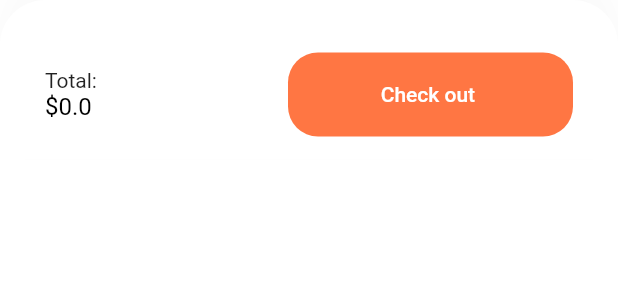
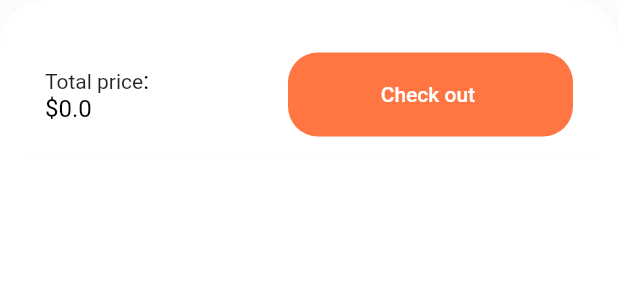
Before and after one commit to flutterStudio/e-commerce-app, a Flutter app: the CheckoutCard widget shown alone on an empty page, opened directly, on a phone screen of 412 x 824 dp. Shown: the top 300 px of the screen. Run offline on Flutter 3.47's test engine with Material 2 defaults, Android fonts, the phone set to English and light mode, and no system bars; our stand-ins replace flutter_svg, get, persistent_bottom_nav_bar; network calls fail.

Commit message:
EC-26 Remove commented code, and use translated text..

```diff
--- a/lib/src/config/translations/en.translations.dart
+++ b/lib/src/config/translations/en.translations.dart
@@ -31,4 +31,5 @@ Map<String, String> _messages = {
 Map<String, String> _text = {
   "min-amount": "Minimum amount",
   "available-amount": "Available amount",
+  "total-price": "Total price",
 };
--- a/lib/src/view/cart/components/check_out_card.dart
+++ b/lib/src/view/cart/components/check_out_card.dart
@@ -2,6 +2,7 @@ import 'package:e_commerce/src/controller/cart_screen.controller.dart';
 import 'package:e_commerce/src/view/shared/default_button.dart';
 import 'package:flutter/material.dart';
 import 'package:get/get_state_manager/get_state_manager.dart';
+import 'package:get/get.dart';
 
 class CheckoutCard extends GetView<CartScreenController> {
   const CheckoutCard({
@@ -15,7 +16,6 @@ class CheckoutCard extends GetView<CartScreenController> {
         vertical: getProportionateScreenWidth(15),
         horizontal: getProportionateScreenWidth(30),
       ),
-      // height: 174,
       decoration: BoxDecoration(
         color: Colors.white,
         borderRadius: const BorderRadius.only(
@@ -35,27 +35,6 @@ class CheckoutCard extends GetView<CartScreenController> {
           mainAxisSize: MainAxisSize.min,
           crossAxisAlignment: CrossAxisAlignment.start,
           children: [
-            // Row(
-            //   children: [
-            //     Container(
-            //       padding: const EdgeInsets.all(10),
-            //       height: getProportionateScreenWidth(40),
-            //       width: getProportionateScreenWidth(40),
-            //       decoration: BoxDecoration(
-            //         color: const Color(0xFFF5F6F9),
-            //         borderRadius: BorderRadius.circular(10),
-            //       ),
-            //       child: SvgPicture.asset("assets/icons/receipt.svg"),
-            //     ),
-            //     const Spacer(),
-            //     const Text("Add voucher code"),
-            //     const SizedBox(width: 10),
-            //     const Icon(
-            //       Icons.arrow_forward_ios,
-            //       size: 12,
-            //     )
-            //   ],
-            // ),
             const SizedBox(height: 20),
             Row(
               mainAxisAlignment: MainAxisAlignment.spaceBetween,
@@ -63,11 +42,11 @@ class CheckoutCard extends GetView<CartScreenController> {
                 Obx(() {
                   return Text.rich(
                     TextSpan(
-                      text: "Total:\n",
+                      text: "total-price".tr,
                       children: [
                         TextSpan(
                           text:
-                              "\$${controller.total.value.truncateToDouble()}",
+                              ":\n\$${controller.total.value.truncateToDouble()}",
                           style: const TextStyle(
                               fontSize: 16, color: Colors.black),
                         ),
```
